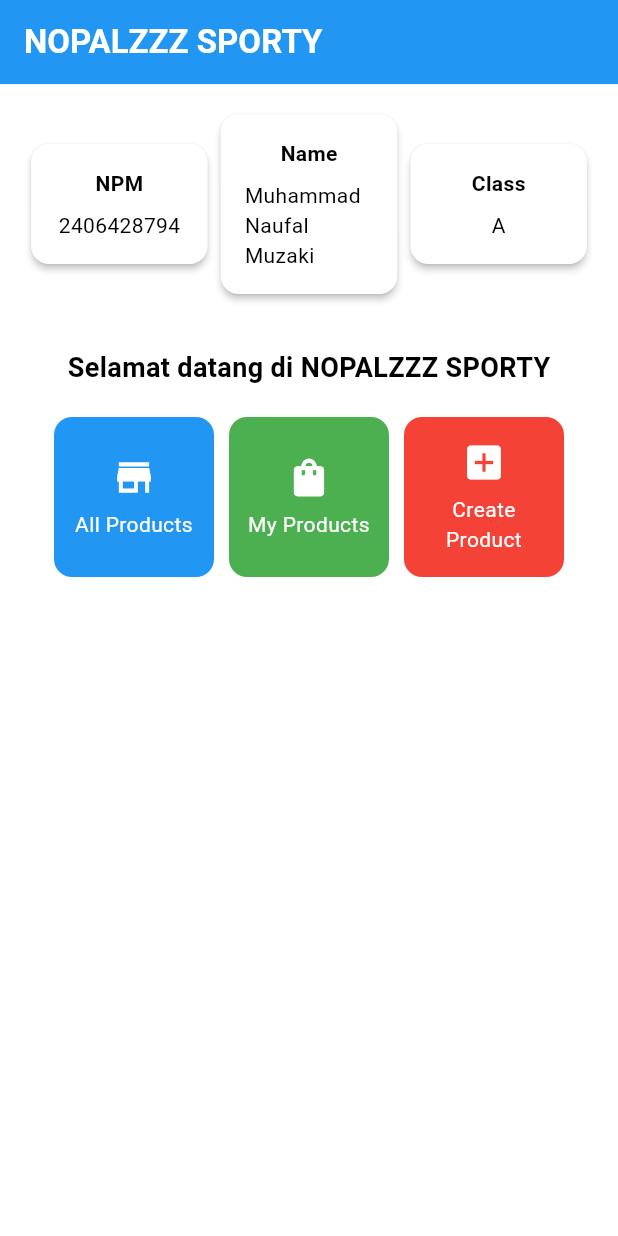
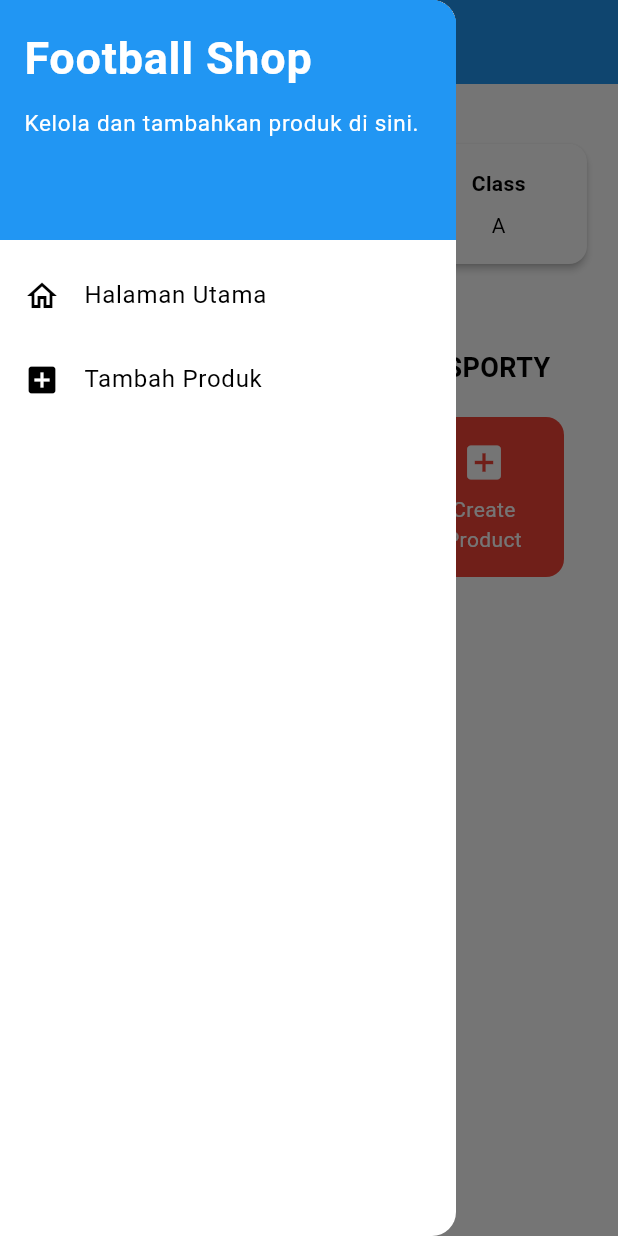
Before and after one commit to mnaufalmuzaki811/football-shop-mobile, a Flutter app: the screen it shows after launch, with the side drawer open (before the commit the screen has no drawer), on a phone screen of 412 x 824 dp. Run offline on Flutter 3.47's test engine with Material 3 defaults, Android fonts, the phone set to English and light mode, and no system bars.

Commit message:
Menyelesaikan Tugas Individu 8

```diff
--- /dev/null
+++ b/lib/left_drawer.dart
@@ -0,0 +1,63 @@
+import 'package:flutter/material.dart';
+import 'package:football_shop/menu.dart';
+import 'package:football_shop/productlist_form.dart';
+
+
+class LeftDrawer extends StatelessWidget {
+  const LeftDrawer({super.key});
+
+  @override
+  Widget build(BuildContext context) {
+    return Drawer(
+      child: ListView(
+        padding: EdgeInsets.zero,
+        children: [
+          const DrawerHeader(
+            decoration: BoxDecoration(color: Colors.blue),
+            child: Column(
+              crossAxisAlignment: CrossAxisAlignment.start,
+              children: [
+                Text(
+                  'Football Shop',
+                  textAlign: TextAlign.left,
+                  style: TextStyle(
+                    fontSize: 30,
+                    fontWeight: FontWeight.bold,
+                    color: Colors.white,
+                  ),
+                ),
+                SizedBox(height: 10),
+                Text(
+                  'Kelola dan tambahkan produk di sini.',
+                  textAlign: TextAlign.left,
+                  style: TextStyle(fontSize: 15, color: Colors.white),
+                ),
+              ],
+            ),
+          ),
+          ListTile(
+            leading: const Icon(Icons.home_outlined),
+            title: const Text('Halaman Utama'),
+            onTap: () {
+              Navigator.pushAndRemoveUntil(
+                context,
+                MaterialPageRoute(builder: (_) => MyHomePage()),
+                (route) => false,
+              );
+            },
+          ),
+          ListTile(
+            leading: const Icon(Icons.add_box),
+            title: const Text('Tambah Produk'),
+            onTap: () {
+              Navigator.push(
+                context,
+                MaterialPageRoute(builder: (_) => const ProductFormPage()),
+              );
+            },
+          ),
+        ],
+      ),
+    );
+  }
+}
```
Also changed, not shown: lib/menu.dart (+9 -0 lines), lib/productlist_form.dart (added, +190 -0 lines), 1 other file.
